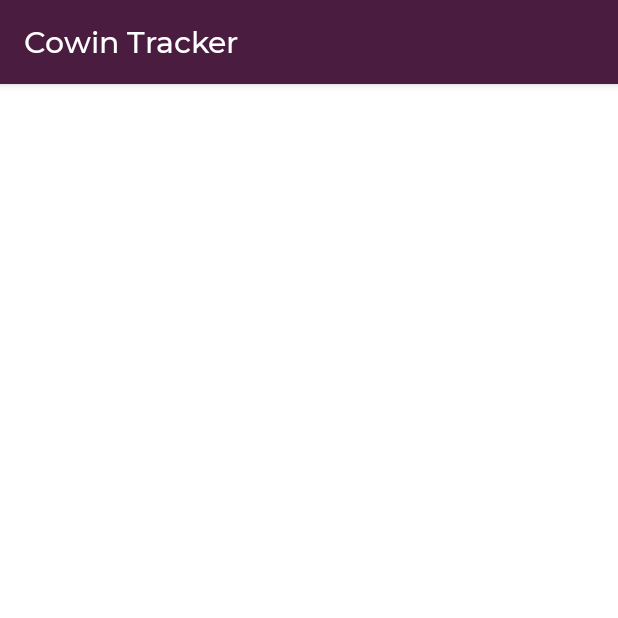
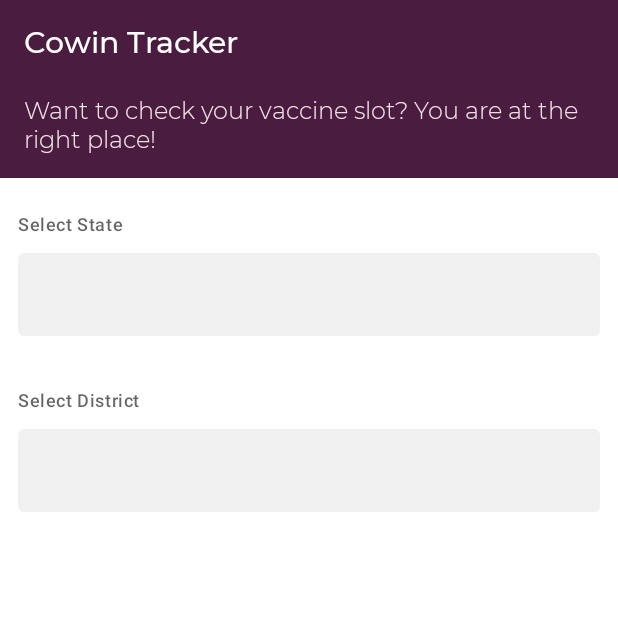
Before and after one commit to ankitdubey021/CowinTracker, an Android app built with Jetpack Compose: the screen it shows after launch (MainActivity), on a phone screen of 412 x 824 dp, the top half of it. Run offline under Robolectric (Android 15) with nearby library versions, the phone set to English and light mode, and no system bars; our stand-ins replace Dagger/Hilt's generated code, livedata-compose; network calls fail; 1 statement that could not run was skipped.

```diff
--- a/app/build.gradle
+++ b/app/build.gradle
@@ -79,6 +79,8 @@ dependencies {
     //Dagger Hilt
     implementation("com.google.dagger:hilt-android:$hilt_version")
     kapt("com.google.dagger:hilt-android-compiler:$hilt_version")
+    implementation 'androidx.hilt:hilt-navigation-compose:1.0.0-alpha02'
 
     implementation "androidx.compose.material:material-icons-extended:$compose_version"
+    implementation("androidx.navigation:navigation-compose:2.4.0-alpha01")
 }
--- a/app/src/main/java/com/ankitdubey021/cowintracker/MainActivity.kt
+++ b/app/src/main/java/com/ankitdubey021/cowintracker/MainActivity.kt
@@ -3,38 +3,55 @@ package com.ankitdubey021.cowintracker
 import android.os.Bundle
 import androidx.activity.ComponentActivity
 import androidx.activity.compose.setContent
-import androidx.activity.viewModels
 import androidx.compose.material.MaterialTheme
 import androidx.compose.material.Surface
-import androidx.compose.material.Text
 import androidx.compose.runtime.Composable
 import androidx.compose.ui.tooling.preview.Preview
-import androidx.lifecycle.lifecycleScope
-import com.ankitdubey021.cowintracker.ui.screens.CowinHome
+import androidx.hilt.navigation.compose.hiltViewModel
+import androidx.navigation.compose.NavHost
+import androidx.navigation.compose.composable
+import androidx.navigation.compose.rememberNavController
+import com.ankitdubey021.cowintracker.ui.screens.appointment.AppointmentScreen
+import com.ankitdubey021.cowintracker.ui.screens.home.CowinHome
 import com.ankitdubey021.cowintracker.ui.screens.home.HomeViewModel
 import com.ankitdubey021.cowintracker.ui.theme.CowinTrackerTheme
 import dagger.hilt.android.AndroidEntryPoint
-import kotlinx.coroutines.launch
 
 @AndroidEntryPoint
 class MainActivity : ComponentActivity() {
 
-    private val homeViewModel by viewModels<HomeViewModel>()
-
     override fun onCreate(savedInstanceState: Bundle?) {
         super.onCreate(savedInstanceState)
-
-        lifecycleScope.launch {
-            homeViewModel.fetchStates()
-        }
 
         setContent {
             CowinTrackerTheme {
                 // A surface container using the 'background' color from the theme
                 Surface(color = MaterialTheme.colors.background) {
-                    CowinHome(homeViewModel)
+                    ComposeNavigation()
                 }
             }
+        }
+    }
+}
+
+@Composable
+fun ComposeNavigation() {
+    val navController = rememberNavController()
+    val homeViewModel = hiltViewModel<HomeViewModel>()
+
+    NavHost(
+        navController = navController,
+        startDestination = "home"
+    ) {
+        composable("home") {
+            CowinHome(navController, homeViewModel)
+        }
+        composable("appoints/{dist}") { backStackEntry ->
+            AppointmentScreen(
+                navController = navController,
+                homeViewModel,
+                backStackEntry.arguments?.getString("dist")
+            )
         }
     }
 }
@@ -43,6 +60,5 @@ class MainActivity : ComponentActivity() {
 @Composable
 fun DefaultPreview() {
     CowinTrackerTheme {
-        CowinHome()
     }
 }
--- a/app/src/main/java/com/ankitdubey021/cowintracker/networking/CowinApiClient.kt
+++ b/app/src/main/java/com/ankitdubey021/cowintracker/networking/CowinApiClient.kt
@@ -1,12 +1,27 @@
 package com.ankitdubey021.cowintracker.networking
 
+import com.ankitdubey021.cowintracker.data.AppointmentSessions
+import com.ankitdubey021.cowintracker.data.DistrictList
 import com.ankitdubey021.cowintracker.data.StateList
 import retrofit2.http.GET
 import retrofit2.http.Headers
+import retrofit2.http.Path
+import retrofit2.http.Query
 
 interface CowinApiClient {
 
     @Headers("user-agent: Mozilla/5.0 (X11; Linux x86_64) AppleWebKit/537.36 (KHTML, like Gecko) Chrome/90.0.4430.93 Safari/537.36")
     @GET("v2/admin/location/states")
     suspend fun getStates() : StateList
+
+    @Headers("user-agent: Mozilla/5.0 (X11; Linux x86_64) AppleWebKit/537.36 (KHTML, like Gecko) Chrome/90.0.4430.93 Safari/537.36")
+    @GET("v2/admin/location/districts/{state_id}")
+    suspend fun getDistricts(@Path("state_id") stateId : Int) : DistrictList
+
+    @Headers("user-agent: Mozilla/5.0 (X11; Linux x86_64) AppleWebKit/537.36 (KHTML, like Gecko) Chrome/90.0.4430.93 Safari/537.36")
+    @GET("v2/appointment/sessions/public/findByDistrict")
+    suspend fun getAppointmentByDistrict(
+        @Query("district_id") districtId : Int,
+        @Query("date") date : String
+    ) : AppointmentSessions
 }
--- a/app/src/main/java/com/ankitdubey021/cowintracker/repository/CowinRepository.kt
+++ b/app/src/main/java/com/ankitdubey021/cowintracker/repository/CowinRepository.kt
@@ -1,18 +1,27 @@
 package com.ankitdubey021.cowintracker.repository
 
-import android.util.Log
-import com.ankitdubey021.cowintracker.data.BlogNetworkEntity
+import com.ankitdubey021.cowintracker.data.AppointmentSessions
+import com.ankitdubey021.cowintracker.data.DistrictList
 import com.ankitdubey021.cowintracker.data.StateList
 import com.ankitdubey021.cowintracker.networking.CowinApiClient
+import com.ankitdubey021.cowintracker.utils.toDateStr
 import kotlinx.coroutines.flow.Flow
 import kotlinx.coroutines.flow.flow
-import okhttp3.ResponseBody
-import retrofit2.Call
+import java.util.*
 
 class CowinRepository constructor(
-    val apiClient: CowinApiClient
-){
-    suspend fun fetchStates() : Flow<StateList> = flow {
-     emit(apiClient.getStates())
+    private val apiClient: CowinApiClient
+) {
+    suspend fun fetchStates(): Flow<StateList> = flow {
+        emit(apiClient.getStates())
+    }
+
+    suspend fun fetchDistricts(stateId: Int): Flow<DistrictList> = flow {
+        emit(apiClient.getDistricts(stateId = stateId))
+    }
+
+    suspend fun getAppointmentStatus(districtId: Int): Flow<AppointmentSessions> = flow {
+        val date = Date().toDateStr("dd-MM-yyyy")
+        emit(apiClient.getAppointmentByDistrict(districtId, date))
     }
 }
--- /dev/null
+++ b/app/src/main/java/com/ankitdubey021/cowintracker/ui/components.kt
@@ -0,0 +1,100 @@
+package com.ankitdubey021.cowintracker.ui
+
+import androidx.compose.foundation.background
+import androidx.compose.foundation.clickable
+import androidx.compose.foundation.layout.*
+import androidx.compose.material.*
+import androidx.compose.runtime.*
+import androidx.compose.ui.Alignment
+import androidx.compose.ui.Modifier
+import androidx.compose.ui.graphics.Color
+import androidx.compose.ui.text.TextStyle
+import androidx.compose.ui.text.font.FontWeight
+import androidx.compose.ui.tooling.preview.Preview
+import androidx.compose.ui.unit.dp
+import com.ankitdubey021.cowintracker.ui.theme.CowinTrackerTheme
+import com.ankitdubey021.cowintracker.ui.theme.WhiteGray
+
+@Composable
+fun DropdownDemo(items: MutableList<String>, onItemSelected: (Int) -> Unit) {
+
+    var expanded by remember { mutableStateOf(false) }
+    var selectedIndex by remember { mutableStateOf(0) }
+
+    val backgroundColor = if (MaterialTheme.colors.isLight) {
+        MaterialTheme.colors.onSurface.copy(alpha = 0.06f)
+    } else {
+        MaterialTheme.colors.onSurface.copy(alpha = 0.06f)
+    }
+
+    Box(
+        modifier = Modifier
+            .fillMaxWidth()
+            .wrapContentSize(Alignment.TopStart)
+
+    ) {
+
+        Box(
+            modifier = Modifier
+                .fillMaxWidth()
+                .background(
+                    color = backgroundColor,
+                    shape = MaterialTheme.shapes.small
+                )
+                .clickable {
+                    if (items.size > 1)
+                        expanded = true
+                }
+        ) {
+            Text(
+                text = if (items.size < 2) "" else items[selectedIndex],
+                style = MaterialTheme.typography.subtitle1.copy(color = Color.Black),
+                modifier = Modifier
+                    .fillMaxWidth()
+                    .padding(vertical = 18.dp, horizontal = 16.dp)
+            )
+        }
+
+        DropdownMenu(
+            expanded = expanded,
+            onDismissRequest = { expanded = false },
+            modifier = Modifier
+                .fillMaxWidth()
+                .background(backgroundColor)
+        ) {
+            items.forEachIndexed { index, s ->
+                DropdownMenuItem(onClick = {
+                    if (index != 0) {
+                        selectedIndex = index
+                        onItemSelected(index)
+                        expanded = false
+                    }
+                }) {
+                    Text(
+                        text = s,
+                        style = TextStyle(color = if (index == 0) Color.Gray else Color.Black)
+                    )
+                }
+            }
+        }
+    }
+}
+
+@Composable
+fun CowinToolbar(){
+    TopAppBar(
+        title = {
+            Text(text = "Cowin Tracker", style = MaterialTheme.typography.h3)
+        },
+        elevation = 0.dp,
+        backgroundColor = MaterialTheme.colors.primary,
+    )
+}
+
+@Preview(showBackground = true)
+@Composable
+fun DefaultPreview() {
+    CowinTrackerTheme {
+        DropdownDemo(mutableListOf()) {}
+    }
+}
--- a/app/src/main/java/com/ankitdubey021/cowintracker/ui/screens/home/CowinHome.kt
+++ b/app/src/main/java/com/ankitdubey021/cowintracker/ui/screens/home/CowinHome.kt
@@ -1,35 +1,110 @@
-package com.ankitdubey021.cowintracker.ui.screens
+package com.ankitdubey021.cowintracker.ui.screens.home
 
+import androidx.compose.foundation.background
+import androidx.compose.foundation.layout.Box
 import androidx.compose.foundation.layout.Column
-import androidx.compose.material.MaterialTheme
-import androidx.compose.material.Scaffold
-import androidx.compose.material.Text
-import androidx.compose.material.TopAppBar
+import androidx.compose.foundation.layout.fillMaxWidth
+import androidx.compose.foundation.layout.padding
+import androidx.compose.material.*
 import androidx.compose.runtime.Composable
+import androidx.compose.runtime.CompositionLocalProvider
 import androidx.compose.runtime.livedata.observeAsState
+import androidx.compose.ui.Modifier
+import androidx.compose.ui.unit.dp
+import androidx.lifecycle.viewModelScope
 import androidx.lifecycle.viewmodel.compose.viewModel
-import com.ankitdubey021.cowintracker.ui.screens.home.HomeViewModel
+import androidx.navigation.NavController
+import com.ankitdubey021.cowintracker.ui.CowinToolbar
+import com.ankitdubey021.cowintracker.ui.DropdownDemo
+import com.ankitdubey021.cowintracker.ui.theme.WhiteGray
+import kotlinx.coroutines.flow.collect
+import kotlinx.coroutines.launch
 
 
 @Composable
-fun CowinHome(homeViewModel: HomeViewModel = viewModel()){
+fun CowinHome(navController: NavController, homeViewModel: HomeViewModel = viewModel()) {
 
     val states = homeViewModel.stateLiveData.observeAsState()
+    val districts = homeViewModel.districtLiveData.observeAsState()
 
     Scaffold(
-        topBar = {
-            TopAppBar(
-                title = {
-                    Text(text = "Cowin Tracker",style = MaterialTheme.typography.h3)
-                },
-                backgroundColor = MaterialTheme.colors.primary,
-            )
-        }
+        topBar = { CowinToolbar() }
     ) {
-        Column() {
-            states.value?.forEach {
-                Text(text = "${it.stateId} ${it.stateName}",style = MaterialTheme.typography.h1)
+        val stateList = states.value ?: listOf()
+        val districtList = districts.value ?: listOf()
+
+        val stateNames = stateList.fold(listOf<String>(), { initialList, entity ->
+            initialList + entity.stateName
+        }).toMutableList()
+
+        val districtNames = districtList.fold(listOf<String>(), { initialList, entity ->
+            initialList + entity.distName
+        }).toMutableList()
+
+        stateNames.add(0,"Select")
+        districtNames.add(0,"Select")
+
+        Column {
+
+            Box(
+                modifier = Modifier
+                    .background(MaterialTheme.colors.primary)
+            ) {
+                Text(
+                    text = "Want to check your vaccine slot? You are at the right place!",
+                    style = MaterialTheme.typography.h5.copy(color = WhiteGray),
+                    modifier = Modifier
+                        .fillMaxWidth()
+                        .padding(top = 8.dp, bottom = 16.dp, start = 16.dp, end = 8.dp)
+                )
+            }
+
+
+            CompositionLocalProvider(LocalContentAlpha provides ContentAlpha.medium) {
+                Text(
+                    text = "Select State",
+                    style = MaterialTheme.typography.caption,
+                    modifier = Modifier
+                        .fillMaxWidth()
+                        .padding(top = 24.dp, bottom = 0.dp, start = 12.dp, end = 8.dp)
+                )
+            }
+
+            Box(Modifier.padding(12.dp)) {
+                DropdownDemo(items = stateNames, onItemSelected = { index ->
+                    val selectedState = stateList.firstOrNull {
+                        it.stateName == stateNames[index]
+                    }
+                    selectedState?.stateId?.let {
+                        homeViewModel.fetchDistricts(it)
+                    }
+                })
+            }
+
+            CompositionLocalProvider(LocalContentAlpha provides ContentAlpha.medium) {
+                Text(
+                    text = "Select District",
+                    style = MaterialTheme.typography.caption,
+                    modifier = Modifier
+                        .fillMaxWidth()
+                        .padding(top = 24.dp, bottom = 0.dp, start = 12.dp, end = 8.dp)
+                )
+            }
+
+            Box(Modifier.padding(12.dp)) {
+                DropdownDemo(items = districtNames, onItemSelected = { index ->
+                    val selectedDistrict = districtList.firstOrNull {
+                        it.distName == districtNames[index]
+                    }
+                    selectedDistrict?.distId?.let {
+                        proceedToAppointmentScreen(it, navController = navController)
+                    }
+                })
             }
         }
     }
 }
+
+fun proceedToAppointmentScreen(distId : Int, navController: NavController) {
+    navController.navigate("appoints/$distId")
+}
--- a/app/src/main/java/com/ankitdubey021/cowintracker/ui/screens/home/HomeViewModel.kt
+++ b/app/src/main/java/com/ankitdubey021/cowintracker/ui/screens/home/HomeViewModel.kt
@@ -1,8 +1,10 @@
 package com.ankitdubey021.cowintracker.ui.screens.home
 
-import androidx.lifecycle.MutableLiveData
-import androidx.lifecycle.ViewModel
-import androidx.lifecycle.viewModelScope
+import androidx.compose.runtime.collectAsState
+import androidx.lifecycle.*
+import com.ankitdubey021.cowintracker.data.AppointmentEntity
+import com.ankitdubey021.cowintracker.data.DistrictEntity
+import com.ankitdubey021.cowintracker.data.DistrictList
 import com.ankitdubey021.cowintracker.data.StateEntity
 import com.ankitdubey021.cowintracker.repository.CowinRepository
 import dagger.hilt.android.lifecycle.HiltViewModel
@@ -20,7 +22,13 @@ class HomeViewModel @Inject constructor(
     }
 
     private val _stateLiveData = MutableLiveData<List<StateEntity>>()
-    val stateLiveData = _stateLiveData
+    val stateLiveData : LiveData<List<StateEntity>> = _stateLiveData
+
+    private val _districtLiveData = MutableLiveData<List<DistrictEntity>>()
+    val districtLiveData : LiveData<List<DistrictEntity>> = _districtLiveData
+
+    private val _appointments = MutableLiveData<List<AppointmentEntity>>()
+    val appointments : LiveData<List<AppointmentEntity>> = _appointments
 
     fun fetchStates(){
         viewModelScope.launch {
@@ -30,4 +38,20 @@ class HomeViewModel @Inject constructor(
         }
     }
 
+    fun fetchDistricts(stateId : Int){
+        viewModelScope.launch {
+            cowinRepository.fetchDistricts(stateId).collect {
+                _districtLiveData.postValue(it.districts)
+            }
+        }
+    }
+
+    fun getAppointments(districtId : Int){
+        viewModelScope.launch {
+            cowinRepository.getAppointmentStatus(districtId = districtId).collect {
+                _appointments.postValue(it.sessions)
+            }
+        }
+    }
+
 }
--- a/app/src/main/java/com/ankitdubey021/cowintracker/ui/theme/Theme.kt
+++ b/app/src/main/java/com/ankitdubey021/cowintracker/ui/theme/Theme.kt
@@ -5,17 +5,32 @@ import androidx.compose.material.MaterialTheme
 import androidx.compose.material.darkColors
 import androidx.compose.material.lightColors
 import androidx.compose.runtime.Composable
+import androidx.compose.ui.graphics.Color
 
 private val DarkColorPalette = darkColors(
     primary = Pink,
     primaryVariant = Purple700,
-    secondary = Teal200
+    secondary = Teal200,
+    onSecondary = Color.White,
+    background = Color.Black,
+    onBackground = Color.White,
+    surface = Color.Black,
+    onSurface = Color.White,
+    error = Red,
+    onError = Color.Black
+
 )
 
 private val LightColorPalette = lightColors(
     primary = Magenta,
     primaryVariant = Red,
-    secondary = WhiteGray
+    secondary = WhiteGray,
+    onSurface = Color.Black,
+    onSecondary = Color.Black,
+    background = Color.White,
+    onBackground = Color.Black,
+    surface = Color.White,
+    error = Red,
 
     /* Other default colors to override
     background = Color.White,
--- a/app/src/main/java/com/ankitdubey021/cowintracker/ui/theme/Type.kt
+++ b/app/src/main/java/com/ankitdubey021/cowintracker/ui/theme/Type.kt
@@ -69,9 +69,9 @@ val Typography = Typography(
         fontSize = 14.sp
     ),
     caption = TextStyle(
-        fontFamily = MontSerrat,
-        fontWeight = FontWeight.Normal,
-        fontSize = 12.sp
+        fontWeight = FontWeight.W500,
+        fontSize = 12.sp,
+        letterSpacing = 0.4.sp
     ),
     button = TextStyle(
         fontFamily = MontSerrat,
```
Also changed, not shown: app/src/main/java/com/ankitdubey021/cowintracker/data/StateEntry.kt (+42 -0 lines), app/src/main/java/com/ankitdubey021/cowintracker/ui/screens/appointment/AppointmentRow.kt (added, +35 -0 lines), app/src/main/java/com/ankitdubey021/cowintracker/ui/screens/appointment/AppointmentScreen.kt (added, +37 -0 lines), app/src/main/java/com/ankitdubey021/cowintracker/utils/extensions.kt (added, +24 -0 lines), app/src/main/res/font/montserrat_semibold.ttf (added).
